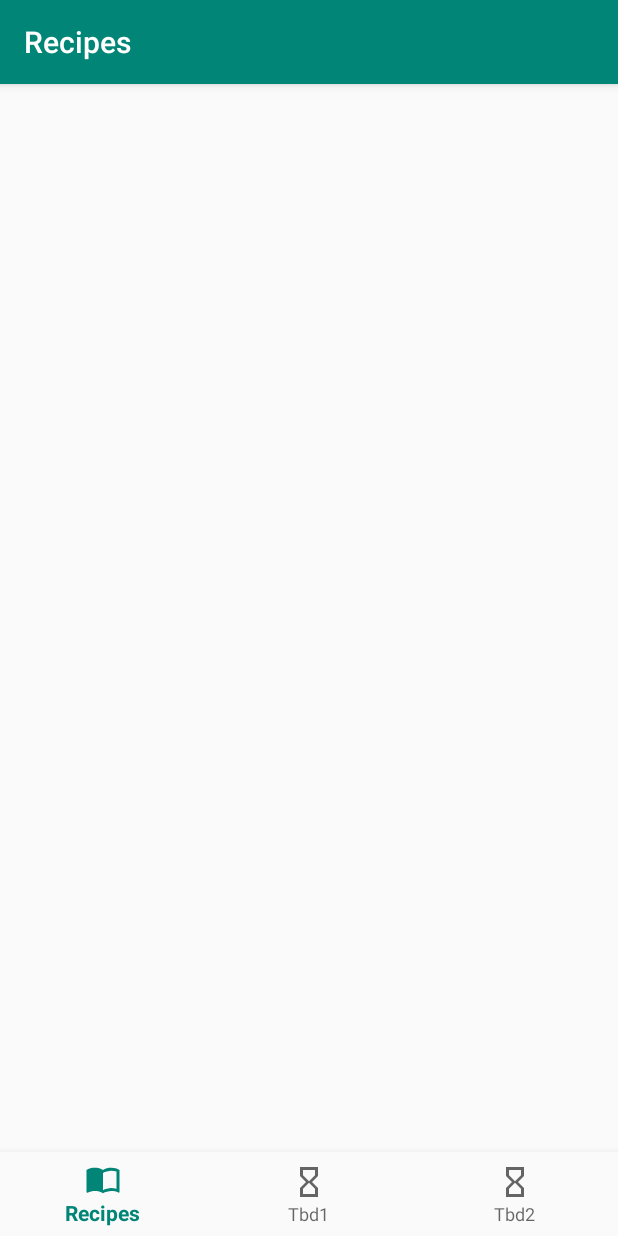
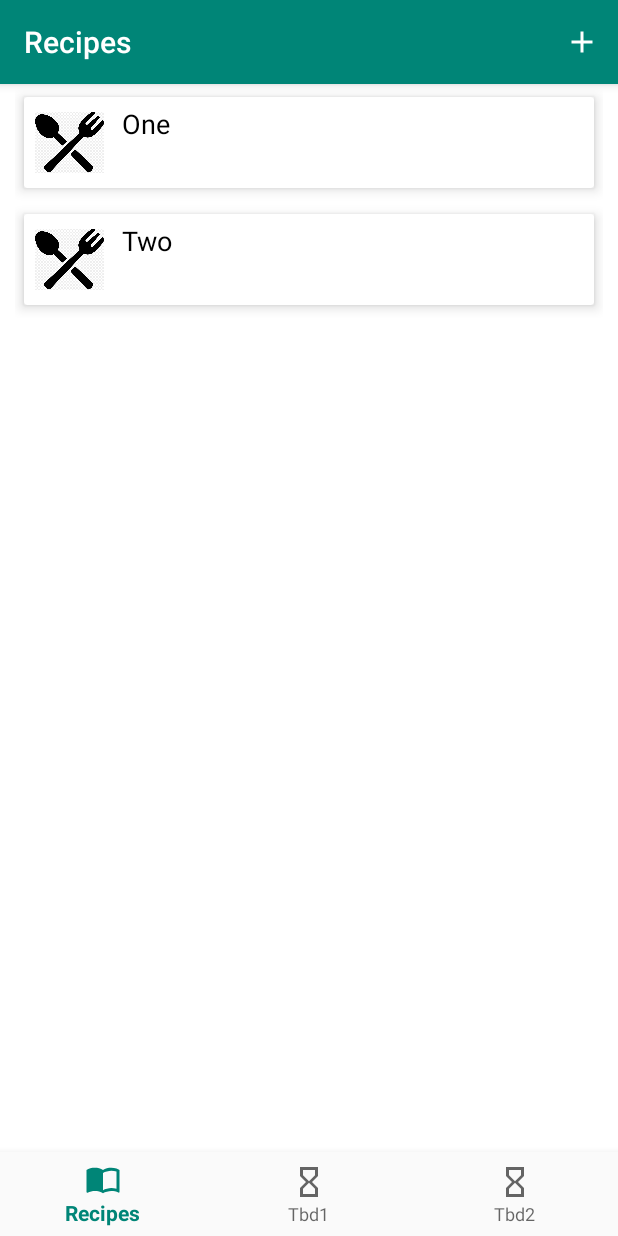
Before and after one commit to martinso95/FoodRecipeManagerAndroidApplication, an Android app: the screen it shows after launch (MainActivity), on a phone screen of 412 x 824 dp. Run offline under Robolectric (Android 15) with nearby library versions, the phone set to English and light mode, and no system bars; our stand-ins replace navigation-ui.

Commit message:
Implement recyclerview for recipes

```diff
--- a/FoodRecipeManager/app/build.gradle
+++ b/FoodRecipeManager/app/build.gradle
@@ -26,6 +26,8 @@ dependencies {
     implementation 'androidx.navigation:navigation-fragment:2.1.0'
     implementation 'androidx.navigation:navigation-ui:2.1.0'
     implementation 'androidx.lifecycle:lifecycle-extensions:2.1.0'
+    implementation 'androidx.recyclerview:recyclerview:1.0.0'
+    implementation 'com.google.android.material:material:1.0.0'
     testImplementation 'junit:junit:4.12'
     androidTestImplementation 'androidx.test:runner:1.1.1'
     androidTestImplementation 'androidx.test.espresso:espresso-core:3.2.0'
--- /dev/null
+++ b/FoodRecipeManager/app/src/main/java/martin/so/foodrecipemanager/model/Recipe.java
@@ -0,0 +1,27 @@
+package martin.so.foodrecipemanager.model;
+
+public class Recipe {
+    private String name;
+    private String content;
+
+    public Recipe(String name, String content) {
+        this.name = name;
+        this.content = content;
+    }
+
+    public String getName() {
+        return name;
+    }
+
+    public void setName(String name) {
+        this.name = name;
+    }
+
+    public String getContent() {
+        return content;
+    }
+
+    public void setContent(String content) {
+        this.content = content;
+    }
+}
--- /dev/null
+++ b/FoodRecipeManager/app/src/main/java/martin/so/foodrecipemanager/model/RecipesAdapter.java
@@ -0,0 +1,75 @@
+package martin.so.foodrecipemanager.model;
+
+import android.content.Context;
+import android.view.LayoutInflater;
+import android.view.View;
+import android.view.ViewGroup;
+import android.widget.TextView;
+import android.widget.Toast;
+
+import androidx.annotation.NonNull;
+import androidx.recyclerview.widget.RecyclerView;
+import martin.so.foodrecipemanager.R;
+
+import java.util.List;
+
+public class RecipesAdapter extends RecyclerView.Adapter<RecipesAdapter.ViewHolder> {
+
+    private List<Recipe> recipes;
+    private LayoutInflater inflater;
+    private Context context;
+    private ItemClickListener recipeClickListener;
+
+    public RecipesAdapter(Context context, List<Recipe> recipes) {
+        this.context = context;
+        this.inflater = LayoutInflater.from(context);
+        this.recipes = recipes;
+    }
+
+    @Override
+    public ViewHolder onCreateViewHolder(@NonNull ViewGroup parent, int viewType) {
+        View view = inflater.inflate(R.layout.recipe_card, parent, false);
+        return new ViewHolder(view);
+    }
+
+    @Override
+    public void onBindViewHolder(ViewHolder holder, final int position) {
+        Recipe recipe = recipes.get(position);
+        holder.myTextView.setText(recipe.getName());
+    }
+
+    @Override
+    public int getItemCount() {
+        return recipes.size();
+    }
+
+    public String getItem(int id) {
+        return recipes.get(id).getName();
+    }
+
+    public class ViewHolder extends RecyclerView.ViewHolder implements View.OnClickListener {
+        TextView myTextView;
+
+        ViewHolder(View itemView) {
+            super(itemView);
+            myTextView = itemView.findViewById(R.id.textViewRecipeNameCard);
+            itemView.setOnClickListener(this);
+        }
+
+        @Override
+        public void onClick(View view) {
+            if (recipeClickListener != null)
+                recipeClickListener.onItemClick(view, getAdapterPosition());
+        }
+    }
+
+    public void setClickListener(ItemClickListener recipeClickListener) {
+        this.recipeClickListener = recipeClickListener;
+    }
+
+    // Parent will implement this method to respond to click events.
+    public interface ItemClickListener {
+        void onItemClick(View view, int position);
+    }
+
+}
--- a/FoodRecipeManager/app/src/main/java/martin/so/foodrecipemanager/ui/Recipes/RecipesFragment.java
+++ /dev/null
@@ -1,19 +0,0 @@
-package martin.so.foodrecipemanager.ui.Recipes;
-
-import android.os.Bundle;
-import android.view.LayoutInflater;
-import android.view.View;
-import android.view.ViewGroup;
-
-import androidx.annotation.NonNull;
-import androidx.fragment.app.Fragment;
-import martin.so.foodrecipemanager.R;
-
-public class RecipesFragment extends Fragment {
-
-    public View onCreateView(@NonNull LayoutInflater inflater,
-                             ViewGroup container, Bundle savedInstanceState) {
-        View root = inflater.inflate(R.layout.fragment_recipes, container, false);
-        return root;
-    }
-}
--- /dev/null
+++ b/FoodRecipeManager/app/src/main/java/martin/so/foodrecipemanager/ui/recipes/RecipesFragment.java
@@ -0,0 +1,75 @@
+package martin.so.foodrecipemanager.ui.recipes;
+
+import android.os.Bundle;
+import android.view.LayoutInflater;
+import android.view.Menu;
+import android.view.MenuInflater;
+import android.view.MenuItem;
+import android.view.View;
+import android.view.ViewGroup;
+import android.widget.Toast;
+
+import java.util.ArrayList;
+import java.util.List;
+
+import androidx.annotation.NonNull;
+import androidx.fragment.app.Fragment;
+import androidx.recyclerview.widget.LinearLayoutManager;
+import androidx.recyclerview.widget.RecyclerView;
+import martin.so.foodrecipemanager.R;
+import martin.so.foodrecipemanager.model.Recipe;
+import martin.so.foodrecipemanager.model.RecipesAdapter;
+
+public class RecipesFragment extends Fragment implements RecipesAdapter.ItemClickListener {
+
+    private RecipesAdapter recipesAdapter;
+
+    private List<Recipe> recipeList;
+
+    public View onCreateView(@NonNull LayoutInflater inflater,
+                             ViewGroup container, Bundle savedInstanceState) {
+        setHasOptionsMenu(true);
+        View view = inflater.inflate(R.layout.fragment_recipes, container, false);
+
+        // Dummy.
+        recipeList = new ArrayList<>();
+        recipeList.add(new Recipe("One", "random"));
+        recipeList.add(new Recipe("Two", "random"));
+
+        RecyclerView recyclerView = view.findViewById(R.id.recyclerViewRecipes);
+        recyclerView.setHasFixedSize(true);
+        recyclerView.setLayoutManager(new LinearLayoutManager(getContext()));
+        recipesAdapter = new RecipesAdapter(getContext(), recipeList);
+        recipesAdapter.setClickListener(this);
+        recyclerView.setAdapter(recipesAdapter);
+
+        return view;
+    }
+
+    @Override
+    public void onItemClick(View view, int position) {
+        Toast.makeText(getContext(), "You clicked " + recipesAdapter.getItem(position) + " on row number " + position, Toast.LENGTH_SHORT).show();
+    }
+
+    // Temporary for testing purposes...
+    private void addRecipe() {
+        recipeList.add(new Recipe("test", "test"));
+        recipesAdapter.notifyItemInserted(recipesAdapter.getItemCount());
+    }
+
+    @Override
+    public void onCreateOptionsMenu(Menu menu, MenuInflater inflater) {
+        // Inflate the menu items for use in the action bar.
+        inflater.inflate(R.menu.fragment_recipe_menu, menu);
+        super.onCreateOptionsMenu(menu, inflater);
+    }
+
+    @Override
+    public boolean onOptionsItemSelected(MenuItem item) {
+        int id = item.getItemId();
+        if (id == R.id.add_recipe_button) {
+            addRecipe();
+        }
+        return super.onOptionsItemSelected(item);
+    }
+}
--- /dev/null
+++ b/FoodRecipeManager/app/src/main/res/drawable/ic_add_white_24dp.xml
@@ -0,0 +1,5 @@
+<vector android:height="24dp" android:tint="#FFFFFF"
+    android:viewportHeight="24.0" android:viewportWidth="24.0"
+    android:width="24dp" xmlns:android="http://schemas.android.com/apk/res/android">
+    <path android:fillColor="#FF000000" android:pathData="M19,13h-6v6h-2v-6H5v-2h6V5h2v6h6v2z"/>
+</vector>
--- a/FoodRecipeManager/app/src/main/res/layout/activity_main.xml
+++ b/FoodRecipeManager/app/src/main/res/layout/activity_main.xml
@@ -3,8 +3,7 @@
     xmlns:app="http://schemas.android.com/apk/res-auto"
     android:id="@+id/container"
     android:layout_width="match_parent"
-    android:layout_height="match_parent"
-    android:paddingTop="?attr/actionBarSize">
+    android:layout_height="match_parent">
 
     <com.google.android.material.bottomnavigation.BottomNavigationView
         android:id="@+id/nav_view"
@@ -23,6 +22,7 @@
         android:name="androidx.navigation.fragment.NavHostFragment"
         android:layout_width="match_parent"
         android:layout_height="match_parent"
+        android:layout_marginBottom="56dp"
         app:defaultNavHost="true"
         app:layout_constraintBottom_toTopOf="@id/nav_view"
         app:layout_constraintLeft_toLeftOf="parent"
--- a/FoodRecipeManager/app/src/main/res/layout/fragment_recipes.xml
+++ b/FoodRecipeManager/app/src/main/res/layout/fragment_recipes.xml
@@ -1,6 +1,13 @@
 <?xml version="1.0" encoding="utf-8"?>
-<androidx.constraintlayout.widget.ConstraintLayout xmlns:android="http://schemas.android.com/apk/res/android"
+<RelativeLayout xmlns:android="http://schemas.android.com/apk/res/android"
     android:layout_width="match_parent"
-    android:layout_height="match_parent">
+    android:layout_height="match_parent"
+    android:background="#FFFFFF"
+    android:paddingLeft="10dp"
+    android:paddingRight="10dp">
 
-</androidx.constraintlayout.widget.ConstraintLayout>
+    <androidx.recyclerview.widget.RecyclerView
+        android:id="@+id/recyclerViewRecipes"
+        android:layout_width="match_parent"
+        android:layout_height="match_parent" />
+</RelativeLayout>
--- /dev/null
+++ b/FoodRecipeManager/app/src/main/res/layout/recipe_card.xml
@@ -0,0 +1,38 @@
+<?xml version="1.0" encoding="utf-8"?>
+<LinearLayout xmlns:android="http://schemas.android.com/apk/res/android"
+    android:layout_width="match_parent"
+    android:layout_height="wrap_content"
+    xmlns:card_view="http://schemas.android.com/apk/res-auto"
+    android:orientation="horizontal">
+
+    <androidx.cardview.widget.CardView
+        android:layout_width="match_parent"
+        android:layout_height="match_parent"
+        card_view:cardUseCompatPadding="true"
+        card_view:cardElevation="5dp">
+
+        <RelativeLayout
+            android:layout_width="match_parent"
+            android:layout_height="match_parent"
+            android:padding="5dp">
+
+            <ImageView
+                android:id="@+id/imageViewThumbnailCard"
+                android:layout_width="50dp"
+                android:layout_height="50dp"
+                android:padding="2dp"
+                android:src="@drawable/test_food" />
+
+            <TextView
+                android:id="@+id/textViewRecipeNameCard"
+                android:layout_width="match_parent"
+                android:layout_height="wrap_content"
+                android:layout_marginStart="10dp"
+                android:layout_toEndOf="@id/imageViewThumbnailCard"
+                android:textAppearance="@style/Base.TextAppearance.AppCompat.Medium"
+                android:textColor="#000000" />
+
+        </RelativeLayout>
+
+    </androidx.cardview.widget.CardView>
+</LinearLayout>
--- /dev/null
+++ b/FoodRecipeManager/app/src/main/res/menu/fragment_recipe_menu.xml
@@ -0,0 +1,11 @@
+<?xml version="1.0" encoding="utf-8"?>
+<menu xmlns:android="http://schemas.android.com/apk/res/android"
+    xmlns:app="http://schemas.android.com/apk/res-auto">
+
+    <item
+        android:id="@+id/add_recipe_button"
+        android:icon="@drawable/ic_add_white_24dp"
+        android:title=""
+        app:showAsAction="always" />
+
+</menu>
--- a/FoodRecipeManager/app/src/main/res/navigation/mobile_navigation.xml
+++ b/FoodRecipeManager/app/src/main/res/navigation/mobile_navigation.xml
@@ -7,7 +7,7 @@
 
     <fragment
         android:id="@+id/navigation_home"
-        android:name="martin.so.foodrecipemanager.ui.Recipes.RecipesFragment"
+        android:name="martin.so.foodrecipemanager.ui.recipes.RecipesFragment"
         android:label="@string/title_recipes"
         tools:layout="@layout/fragment_recipes" />
 
```
Also changed, not shown: FoodRecipeManager/app/src/main/res/drawable/test_food.jpg (added).
